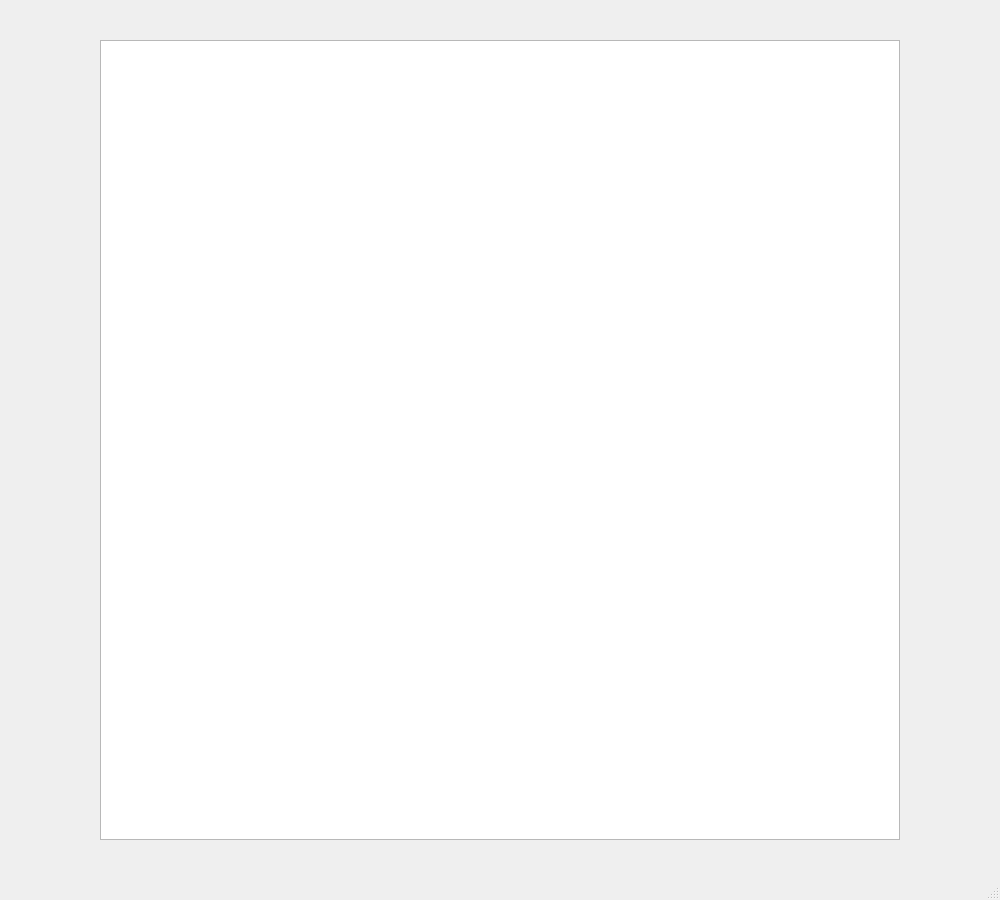
This is Neural_networks-training_sim/Trainer.ui in iibrahimddogan/Neural-Boundary-2D as Qt 5 draws it before an edit. The edited form follows.
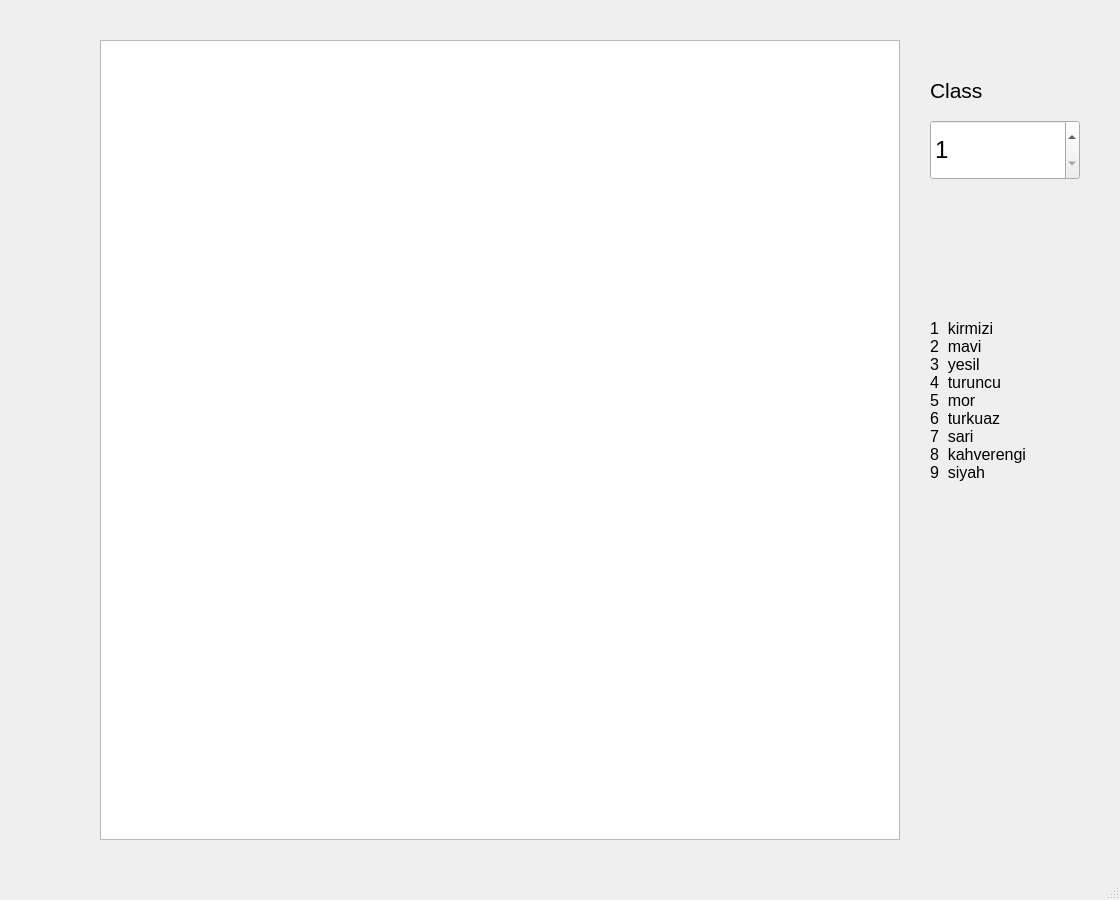
This is the edited form.

Commit message: Add color classes for clicked points

```diff
--- a/Neural_networks-training_sim/Trainer.ui
+++ b/Neural_networks-training_sim/Trainer.ui
@@ -6,13 +6,13 @@
    <rect>
     <x>0</x>
     <y>0</y>
-    <width>1000</width>
+    <width>1120</width>
     <height>900</height>
    </rect>
   </property>
   <property name="minimumSize">
    <size>
-    <width>1000</width>
+    <width>1120</width>
     <height>900</height>
    </size>
   </property>
@@ -48,6 +48,74 @@
      </size>
     </property>
    </widget>
+   <widget class="QLabel" name="label_class">
+    <property name="geometry">
+     <rect>
+      <x>930</x>
+      <y>70</y>
+      <width>150</width>
+      <height>40</height>
+     </rect>
+    </property>
+    <property name="font">
+     <font>
+      <pointsize>16</pointsize>
+     </font>
+    </property>
+    <property name="text">
+     <string>Class</string>
+    </property>
+   </widget>
+   <widget class="QSpinBox" name="Spinbox_Class">
+    <property name="geometry">
+     <rect>
+      <x>930</x>
+      <y>120</y>
+      <width>150</width>
+      <height>60</height>
+     </rect>
+    </property>
+    <property name="font">
+     <font>
+      <pointsize>18</pointsize>
+     </font>
+    </property>
+    <property name="minimum">
+     <number>1</number>
+    </property>
+    <property name="maximum">
+     <number>9</number>
+    </property>
+    <property name="value">
+     <number>1</number>
+    </property>
+   </widget>
+   <widget class="QLabel" name="label_info">
+    <property name="geometry">
+     <rect>
+      <x>930</x>
+      <y>200</y>
+      <width>150</width>
+      <height>400</height>
+     </rect>
+    </property>
+    <property name="font">
+     <font>
+      <pointsize>12</pointsize>
+     </font>
+    </property>
+    <property name="text">
+     <string notr="true">1  kirmizi
+2  mavi
+3  yesil
+4  turuncu
+5  mor
+6  turkuaz
+7  sari
+8  kahverengi
+9  siyah</string>
+    </property>
+   </widget>
   </widget>
   <widget class="QStatusBar" name="statusBar"/>
  </widget>
```
The commit also changes 2 other files.
